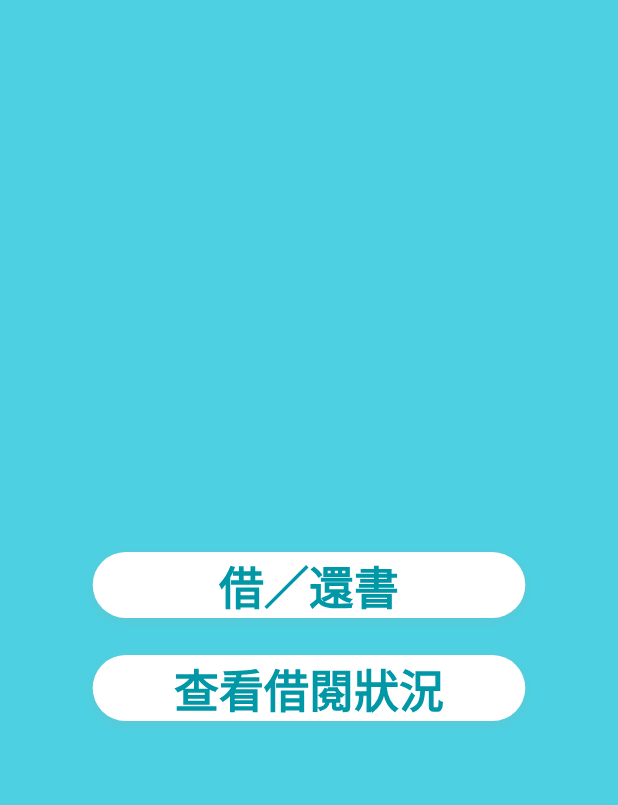
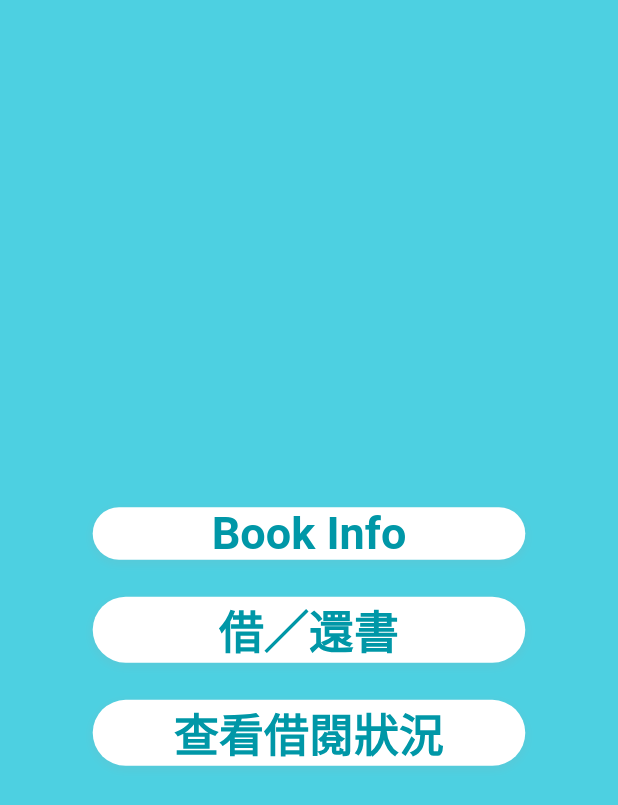
Before and after one commit to wayne900204/Library-System, a Flutter app: the screen it shows after launch, on a phone screen of 412 x 824 dp. Shown: the top 805 px of the screen. Run offline on Flutter 3.47's test engine with Material 2 defaults, Android fonts, the phone set to English and light mode, and no system bars; our stand-ins replace bloc, cloud_firestore, equatable, firebase_auth, firebase_core, firebase_storage and 1 more; missing offline and left inert: flutter_barcode_scanner; accounts and stored records are empty.

Commit message:
[Feature]Book Info

```diff
--- /dev/null
+++ b/lib/book_info/bloc/book_info_bloc.dart
@@ -0,0 +1,32 @@
+import 'dart:async';
+
+import 'package:bloc/bloc.dart';
+import 'package:equatable/equatable.dart';
+import 'package:library_system/book_info/model/book_info_model.dart';
+import 'package:library_system/book_info/repository/book_info_repository.dart';
+import 'package:meta/meta.dart';
+
+part 'book_info_event.dart';
+part 'book_info_state.dart';
+
+class BookInfoBloc extends Bloc<BookInfoEvent, BookInfoState> {
+  BookInfoRepository bookInfoRepository = new BookInfoRepository();
+
+  BookInfoBloc() : super(BookInfoInitial());
+
+  @override
+  Stream<BookInfoState> mapEventToState(
+    BookInfoEvent event,
+  ) async* {
+    if (event is BookInfoLoadItemEvent) {
+      yield BookInfoStateLoading();
+
+      List<BookInfoModel> generatedItems = await bookInfoRepository.getBookInfo();
+      print('abcccc');
+      print(generatedItems.length);
+      await Future<void>.delayed(Duration(seconds: 1));
+
+      yield BookInfoStateLoaded(items: generatedItems);
+    }
+  }
+}
--- /dev/null
+++ b/lib/book_info/bloc/book_info_event.dart
@@ -0,0 +1,9 @@
+part of 'book_info_bloc.dart';
+
+@immutable
+abstract class BookInfoEvent extends Equatable {
+  @override
+  List<Object> get props => [];
+}
+
+class BookInfoLoadItemEvent extends BookInfoEvent {}
--- /dev/null
+++ b/lib/book_info/bloc/book_info_state.dart
@@ -0,0 +1,20 @@
+part of 'book_info_bloc.dart';
+
+@immutable
+abstract class BookInfoState extends Equatable{
+
+  @override
+  List<Object> get props =>[];
+}
+
+class BookInfoInitial extends BookInfoState {}
+
+
+class BookInfoStateLoading extends BookInfoState {}
+
+class BookInfoStateLoaded extends BookInfoState {
+  final List<BookInfoModel> items;
+  BookInfoStateLoaded({this.items });
+}
+
+class BookInfoRefreshing extends BookInfoState {}
--- /dev/null
+++ b/lib/book_info/model/book_info_model.dart
@@ -0,0 +1,25 @@
+import 'package:cloud_firestore/cloud_firestore.dart';
+import 'dart:async';
+import 'package:firebase_auth/firebase_auth.dart';
+
+class BookInfoModel{
+  // ignore: non_constant_identifier_names
+  String ISBN;
+  String bookAuthor;
+  String bookName;
+  String bookNumber;
+  String group;
+  String status;
+  String imageUrl;
+  BookInfoModel({this.ISBN,this.bookAuthor,this.bookName,this.bookNumber,this.group,this.status,this.imageUrl});
+
+
+  BookInfoModel.fromJson(DocumentSnapshot json)
+      : ISBN = json.get("ISBN"),
+        bookAuthor = json.get("bookAuthor"),
+        bookName = json.get("bookName"),
+        bookNumber = json.get("bookNumber"),
+        group = json.get("group"),
+        status = json.get("status");
+
+}
--- /dev/null
+++ b/lib/book_info/repository/book_info_repository.dart
@@ -0,0 +1,21 @@
+import 'package:cloud_firestore/cloud_firestore.dart';
+import 'package:firebase_storage/firebase_storage.dart';
+import 'package:library_system/book_info/model/book_info_model.dart';
+
+class BookInfoRepository{
+  Future<List<BookInfoModel>> getBookInfo() async{
+    QuerySnapshot qShot =
+    await FirebaseFirestore.instance.collection('Books Info').get();
+
+    return qShot.docs
+        .map((doc) => BookInfoModel(
+      ISBN:  doc.data()['ISBN'],
+      bookAuthor:  doc.data()['book author'],
+      bookName:  doc.data()['book name'],
+      bookNumber:  doc.data()['book number'],
+      group:  doc.data()['group'],
+        imageUrl: doc.data()['image url'],
+      status:  doc.data()['status'])).toList();
+
+  }
+}
--- a/lib/main.dart
+++ b/lib/main.dart
@@ -6,6 +6,7 @@ import 'package:library_system/rent_system/repository/qr_code_repository.dart';
 import 'package:library_system/rent_user_info/bloc/renter_data_bloc.dart';
 
 
+import 'book_info/bloc/book_info_bloc.dart';
 import 'main_page.dart';
 
 void main() async {
@@ -23,7 +24,8 @@ class MyApp extends StatelessWidget {
         BlocProvider(
         create: (context) => QrCodeBloc(new QrCodeRepository()),
         ),
-        BlocProvider(create: (context)=> RenterDataBloc())
+        BlocProvider(create: (context)=> RenterDataBloc()),
+        BlocProvider(create: (context)=> BookInfoBloc())
       ],
         child: MaterialApp(
           theme: ThemeData(
--- a/lib/main_page.dart
+++ b/lib/main_page.dart
@@ -1,6 +1,8 @@
 import 'package:flutter/material.dart';
-import 'package:library_system/rent_system/QR_bar.dart';
-import 'package:library_system/rent_user_info/renter_listview.dart';
+import 'package:library_system/rent_system/QR_bar_page.dart';
+import 'package:library_system/rent_user_info/renter_listview_page.dart';
+
+import 'book_info/book_info_page.dart';
 
 class MainPage extends StatelessWidget {
   @override
@@ -13,6 +15,7 @@ class MainPage extends StatelessWidget {
           crossAxisAlignment: CrossAxisAlignment.center,
           mainAxisAlignment: MainAxisAlignment.center,
           children: [
+            _buildBookInfo(context,size),
             _buildJoin(context, size),
             _buildCreate(context, size),
           ],
@@ -20,12 +23,44 @@ class MainPage extends StatelessWidget {
       ),
     );
   }
-
+  /// 查看書籍資訊
+  Widget _buildBookInfo(BuildContext context, Size size) {
+    return GestureDetector(
+      onTap: () => Navigator.push(
+          context, MaterialPageRoute(builder: (context) => new BookInfo())),
+      child: Container(
+        width: size.width * 0.7,
+        // height: size.height*0.,
+        margin: EdgeInsets.only(top: size.height * 0.03),
+        alignment: Alignment.center,
+        decoration: BoxDecoration(
+          color: Colors.white,
+          borderRadius: BorderRadius.all(Radius.circular(25.0)),
+          boxShadow: [
+            BoxShadow(
+              color: Colors.grey.withOpacity(0.1),
+              spreadRadius: 2,
+              blurRadius: 3,
+              offset: Offset(0, 2), // changes position of shadow
+            ),
+          ],
+        ),
+        child: Text(
+          'Book Info',
+          style: TextStyle(
+              fontSize: 30.0,
+              color: Colors.cyan[700],
+              fontWeight: FontWeight.bold),
+        ),
+        // child: ,
+      ),
+    );
+  }
   /// 借／還書
   Widget _buildJoin(BuildContext context, Size size) {
     return GestureDetector(
       onTap: () => Navigator.push(
-          context, MaterialPageRoute(builder: (context) => new QRCodeBar())),
+          context, MaterialPageRoute(builder: (context) => new QRCodeBarPage())),
       child: Container(
         width: size.width * 0.7,
         // height: size.height*0.,
@@ -59,7 +94,7 @@ class MainPage extends StatelessWidget {
   Widget _buildCreate(BuildContext context, Size size) {
     return GestureDetector(
       onTap: () =>Navigator.push(
-          context, MaterialPageRoute(builder: (context) => new RenterList())),
+          context, MaterialPageRoute(builder: (context) => new RenterListPage())),
       child: Container(
         margin: EdgeInsets.only(top: size.height * 0.03),
         width: size.width * 0.7,
--- a/lib/rent_system/QR_bar.dart
+++ b/lib/rent_system/QR_bar_page.dart
@@ -6,12 +6,12 @@ import 'package:flutter_bloc/flutter_bloc.dart';
 import 'bloc/qr_code_bloc.dart';
 
 //my own imports
-class QRCodeBar extends StatefulWidget {
+class QRCodeBarPage extends StatefulWidget {
   @override
-  _QRCodeBarState createState() => _QRCodeBarState();
+  _QRCodeBarPageState createState() => _QRCodeBarPageState();
 }
 
-class _QRCodeBarState extends State<QRCodeBar> {
+class _QRCodeBarPageState extends State<QRCodeBarPage> {
   Size size;
   String barcode = "";
   QrCodeBloc _qrCodeBloc;
--- a/lib/rent_system/repository/qr_code_repository.dart
+++ b/lib/rent_system/repository/qr_code_repository.dart
@@ -13,11 +13,21 @@ class QrCodeRepository {
     //crate map data
     Map<String, Object> mapBody = HashMap();
     mapBody["bookId"] = bookId;
-    mapBody["time"] = time;
+    mapBody["time"] = now.toString();
     mapBody['userName'] = userName ?? "";
 
+
+    Map<String, Object> BookInfo = HashMap();
+
+    BookInfo['status'] = userName ?? "";
+    await FirebaseFirestore.instance
+        .collection("Books Info")
+        .doc('$bookId')
+        .update(BookInfo);
+
+
     return await FirebaseFirestore.instance
-        .collection("Books Info")
+        .collection("Renter Info")
         .doc('$bookId')
         .set(mapBody)
         .then((data) {
@@ -33,7 +43,7 @@ class QrCodeRepository {
     bool boo;
     try {
       DocumentSnapshot ds = await FirebaseFirestore.instance
-          .collection("Books Info")
+          .collection("Renter Info")
           .doc('$bookId')
           .get();
       final data = ds.data()['userName'].toString();
@@ -47,7 +57,7 @@ class QrCodeRepository {
   /// get userName
   Future<String> getUserNameData(String bookId, String userName) async {
     DocumentSnapshot ds = await FirebaseFirestore.instance
-        .collection('Books Info')
+        .collection('Renter Info')
         .doc(bookId)
         .get();
     final data = ds.data()['userName'].toString();
--- a/lib/rent_user_info/bloc/renter_data_bloc.dart
+++ b/lib/rent_user_info/bloc/renter_data_bloc.dart
@@ -32,6 +32,7 @@ class RenterDataBloc extends Bloc<RenterDataEvent, RenterDataState> {
 
       List<RenterModel> generatedItems = await rentDataRepository.getAllRenterData();
 
+
       await Future<void>.delayed(Duration(seconds: 1));
 
       yield RenterStateLoaded(items: generatedItems);
--- a/lib/rent_user_info/renter_listview.dart
+++ b/lib/rent_user_info/renter_listview_page.dart
@@ -2,12 +2,12 @@ import 'package:flutter/material.dart';
 import 'package:flutter_bloc/flutter_bloc.dart';
 import 'package:library_system/rent_user_info/bloc/renter_data_bloc.dart';
 
-class RenterList extends StatefulWidget {
+class RenterListPage extends StatefulWidget {
   @override
-  _RenterListState createState() => _RenterListState();
+  _RenterListPageState createState() => _RenterListPageState();
 }
 
-class _RenterListState extends State<RenterList> {
+class _RenterListPageState extends State<RenterListPage> {
   RenterDataBloc _rentDataBloc;
 
   @override
--- a/lib/rent_user_info/repository/renter_data_repository.dart
+++ b/lib/rent_user_info/repository/renter_data_repository.dart
@@ -6,7 +6,7 @@ import 'package:library_system/rent_user_info/ItemModel.dart';
 class RenterDataRepository {
   Future<List<RenterModel>> getAllRenterData() async {
     QuerySnapshot qShot =
-        await FirebaseFirestore.instance.collection('Books Info').get();
+        await FirebaseFirestore.instance.collection('Renter Info').orderBy('time',descending: true).get();
 
     return qShot.docs
         .map((doc) => RenterModel(
--- a/pubspec.yaml
+++ b/pubspec.yaml
@@ -15,7 +15,7 @@ publish_to: 'none' # Remove this line if you wish to publish to pub.dev
 # In iOS, build-name is used as CFBundleShortVersionString while build-number used as CFBundleVersion.
 # Read more about iOS versioning at
 # https://developer.apple.com/library/archive/documentation/General/Reference/InfoPlistKeyReference/Articles/CoreFoundationKeys.html
-version: 0.0.1
+version: 0.0.3
 
 environment:
   sdk: ">=2.7.0 <3.0.0"
@@ -35,7 +35,7 @@ dependencies:
   cloud_firestore: ^0.16.0+1
   firebase_storage: ^7.0.0
   equatable: ^1.2.6
-
+  auto_size_text: ^2.1.0
 dev_dependencies:
   flutter_test:
     sdk: flutter
```
Also changed, not shown: lib/book_info/book_info_page.dart (added, +89 -0 lines), lib/book_info/widgets/book_info_detail.dart (added, +184 -0 lines), lib/book_info/widgets/book_info_dialog.dart (added, +82 -0 lines), lib/book_info/widgets/book_info_listView_item.dart (added, +64 -0 lines), 2 other files.
